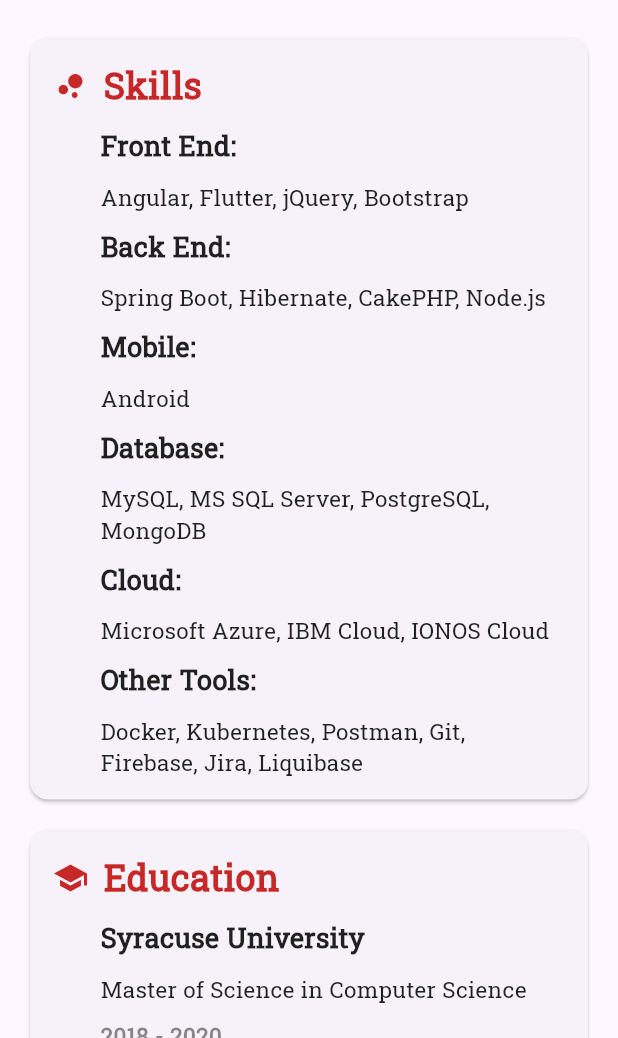
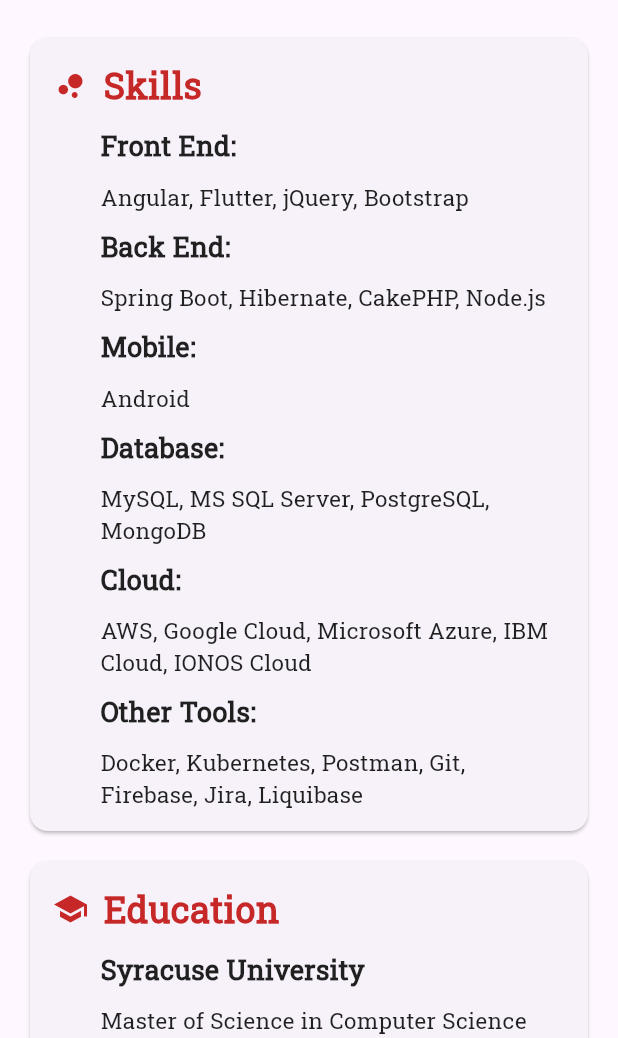
Before and after one commit to madhujgowda/Personal-Flutter-Website, a Flutter app: the screen it shows after launch, on a phone screen of 412 x 824 dp, the part 198-1236 px from its top. Run offline on Flutter 3.47's test engine with Material 3 defaults, Android fonts, the phone set to English and light mode, and no system bars.

Commit message:
updated the cloud

```diff
--- a/lib/fragments/about_me.dart
+++ b/lib/fragments/about_me.dart
@@ -261,7 +261,7 @@
                               skillBody(
                                   "MySQL, MS SQL Server, PostgreSQL, MongoDB"),
                               skillHeader("Cloud"),
-                              skillBody("Microsoft Azure, IBM Cloud, IONOS Cloud"),
+                              skillBody("AWS, Google Cloud, Microsoft Azure, IBM Cloud, IONOS Cloud"),
                               skillHeader("Other Tools"),
                               skillBody("Docker, Kubernetes, Postman, Git, Firebase, Jira, Liquibase"),
                             ],
```
